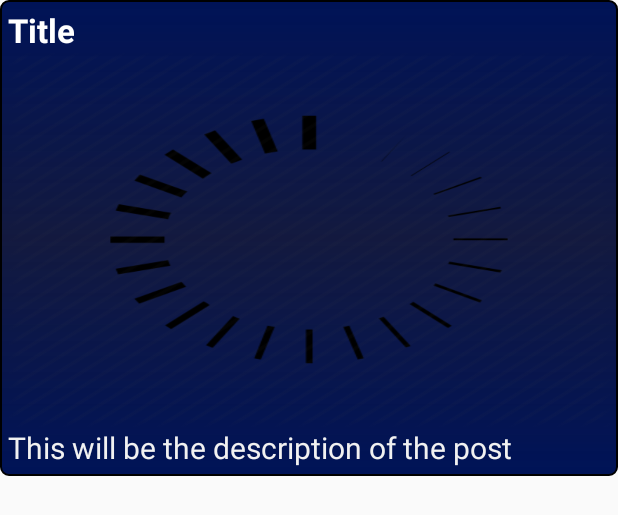
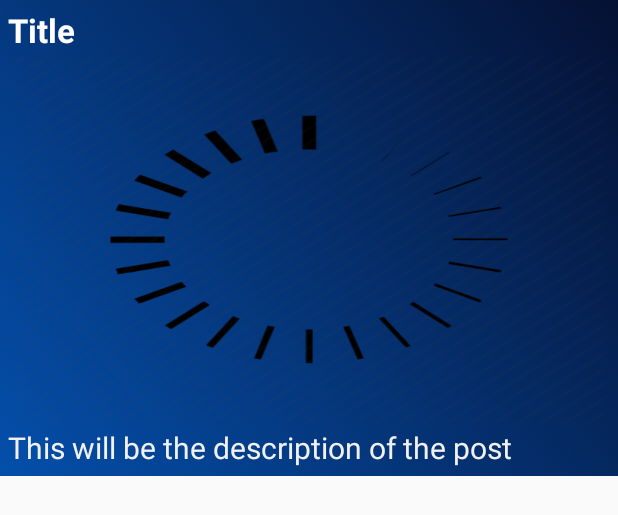
Before and after one commit to AAA-app/Learning-fun, an Android app: the layout item_list.xml on its own in the app's theme, with its tools: preview values and no code run, on a phone screen of 412 x 824 dp. Shown: the top 515 px of the screen. Run offline under Robolectric (Android 15) with nearby library versions, the phone set to English and light mode, and no system bars; Roboto replaces fonts that are not available here.

```diff
--- a/app/build.gradle
+++ b/app/build.gradle
@@ -29,7 +29,7 @@ dependencies {
     testImplementation 'junit:junit:4.12'
     androidTestImplementation 'androidx.test.ext:junit:1.1.1'
     androidTestImplementation 'androidx.test.espresso:espresso-core:3.2.0'
-    implementation 'com.android.support:design:29.0.0'
+    implementation 'com.google.android.material:material:1.0.0'
 
     implementation 'com.google.firebase:firebase-storage:19.1.1'
     implementation 'com.google.firebase:firebase-auth:19.2.0'
--- a/app/src/main/AndroidManifest.xml
+++ b/app/src/main/AndroidManifest.xml
@@ -24,8 +24,8 @@
             </intent-filter>
         </activity>
 
+        <activity android:name=".MainActivity" />
         <activity android:name=".ActTest1" />
-        <activity android:name=".MainActivity" />
 
 
         <meta-data
--- a/app/src/main/java/com/aaa/homeworktojava/fragments/FragmentCars.java
+++ b/app/src/main/java/com/aaa/homeworktojava/fragments/FragmentJava.java
@@ -29,7 +29,7 @@ import java.util.ArrayList;
 import java.util.List;
 
 
-public class FragmentCars extends Fragment {
+public class FragmentJava extends Fragment {
 
 
     DatabaseReference mRef;
@@ -39,7 +39,7 @@ public class FragmentCars extends Fragment {
     ImageView toolbarImg = MainActivity.mImageView;
 
 
-    public FragmentCars() {
+    public FragmentJava() {
         // Required empty public constructor
     }
 
--- a/app/src/main/java/com/aaa/homeworktojava/fragments/FragmentRadio.java
+++ b/app/src/main/java/com/aaa/homeworktojava/fragments/FragmentRadio.java
@@ -57,7 +57,7 @@ public class FragmentRadio extends Fragment {
 
 
     public FragmentRadio() {
-        // Required empty public constructor
+        // empty public constructor
     }
 
 
--- /dev/null
+++ b/app/src/main/res/drawable/gradient_1.xml
@@ -0,0 +1,8 @@
+<?xml version="1.0" encoding="utf-8"?>
+<shape xmlns:android="http://schemas.android.com/apk/res/android">
+
+    <gradient android:angle="225"
+        android:endColor="#044fab"
+        android:startColor="#051133"/>
+
+</shape>
--- /dev/null
+++ b/app/src/main/res/drawable/gradient_2.xml
@@ -0,0 +1,8 @@
+<?xml version="1.0" encoding="utf-8"?>
+<shape xmlns:android="http://schemas.android.com/apk/res/android">
+
+    <gradient android:angle="135"
+        android:endColor="#041E61"
+        android:startColor="#030430"/>
+
+</shape>
--- /dev/null
+++ b/app/src/main/res/drawable/gradient_3.xml
@@ -0,0 +1,8 @@
+<?xml version="1.0" encoding="utf-8"?>
+<shape xmlns:android="http://schemas.android.com/apk/res/android">
+
+    <gradient android:angle="45"
+        android:endColor="#0A043D"
+        android:startColor="#022D41"/>
+
+</shape>
--- /dev/null
+++ b/app/src/main/res/drawable/gradient_list.xml
@@ -0,0 +1,14 @@
+<?xml version="1.0" encoding="utf-8"?>
+<animation-list xmlns:android="http://schemas.android.com/apk/res/android">
+
+   <item android:drawable="@drawable/gradient_1"
+       android:duration="8000"/>
+
+    <item android:drawable="@drawable/gradient_2"
+       android:duration="8000"/>
+
+    <item android:drawable="@drawable/gradient_3"
+       android:duration="8000"/>
+
+
+</animation-list>
--- a/app/src/main/res/layout/item_list.xml
+++ b/app/src/main/res/layout/item_list.xml
@@ -1,46 +1,51 @@
 <?xml version="1.0" encoding="utf-8"?>
-<RelativeLayout xmlns:android="http://schemas.android.com/apk/res/android"
-    android:id="@+id/relativeLayout"
+<androidx.constraintlayout.widget.ConstraintLayout xmlns:android="http://schemas.android.com/apk/res/android"
+    xmlns:app="http://schemas.android.com/apk/res-auto"
+    xmlns:tools="http://schemas.android.com/tools"
+    android:id="@+id/layout"
     android:layout_width="match_parent"
     android:layout_height="wrap_content"
     android:focusableInTouchMode="true"
-    android:background="@drawable/background"
+    android:background="@drawable/gradient_list"
     android:padding="5dp"
-    android:layout_marginBottom="2dp">
+    android:layout_marginBottom="2dp"
+    tools:context=".MainActivity">
 
     <LinearLayout
         android:layout_width="match_parent"
         android:layout_height="wrap_content"
-        android:orientation="vertical">
+        android:orientation="vertical"
+        app:layout_constraintBottom_toBottomOf="parent"
+        app:layout_constraintEnd_toEndOf="parent"
+        app:layout_constraintStart_toStartOf="parent"
+        app:layout_constraintTop_toTopOf="parent">
 
         <TextView
             android:id="@+id/title_tv"
             android:layout_width="match_parent"
             android:layout_height="wrap_content"
+            android:text="Title"
             android:textColor="#fff"
-            android:textStyle="bold"
             android:textSize="22sp"
-            android:text="Title" />
+            android:textStyle="bold" />
 
         <ImageView
             android:id="@+id/imageView_tv"
             android:layout_width="match_parent"
             android:layout_height="250dp"
-            android:scaleType="fitCenter"
             android:adjustViewBounds="true"
-            android:background="@drawable/loading_image"/>
+            android:background="@drawable/loading_image"
+            android:scaleType="fitCenter" />
 
 
         <TextView
             android:id="@+id/description_tv"
             android:layout_width="match_parent"
             android:layout_height="wrap_content"
+            android:text="This will be the description of the post"
             android:textColor="@color/white"
-            android:text="This will be the description of the post"
-            android:textSize="20sp"
-
-            />
+            android:textSize="20sp" />
 
     </LinearLayout>
 
-</RelativeLayout>
+</androidx.constraintlayout.widget.ConstraintLayout>
--- a/app/src/main/res/layout/item_radio.xml
+++ b/app/src/main/res/layout/item_radio.xml
@@ -3,7 +3,7 @@
     android:layout_width="match_parent"
     android:layout_height="wrap_content"
     android:focusableInTouchMode="true"
-    android:background="@drawable/background"
+    android:background="@drawable/gradient_list"
     android:padding="5dp"
     android:layout_marginBottom="2dp"
     >
--- a/app/src/main/res/layout/test.xml
+++ b/app/src/main/res/layout/test.xml
@@ -4,6 +4,8 @@
     xmlns:app="http://schemas.android.com/apk/res-auto"
     android:layout_width="wrap_content"
     android:layout_height="wrap_content"
+    android:id="@+id/rrrr"
+    android:background="@drawable/gradient_list"
     tools:context=".ActTest1">
 
 
```
Also changed, not shown: app/src/main/java/com/aaa/homeworktojava/ActTest1.java (+7 -2 lines), app/src/main/java/com/aaa/homeworktojava/MainActivity.java (+5 -5 lines), app/src/main/java/com/aaa/homeworktojava/SplashActivity.java (+16 -0 lines), app/src/main/java/com/aaa/homeworktojava/adapter/RadioAdapter.java (+4 -3 lines), app/src/main/java/com/aaa/homeworktojava/adapter/RvAdapter.java (+4 -3 lines), app/src/main/java/com/aaa/homeworktojava/fragments/FragmentKotlin.java (renamed from app/src/main/java/com/aaa/homeworktojava/fragments/FragmentGirls.java, +20 -5 lines), app/src/main/res/layout/activity_splash.xml (+19 -3 lines), app/src/main/res/layout/scrolling_image_anim.xml (+8 -8 lines), app/src/main/res/mipmap-xxhdpi/scrool_image_background.jpg (added).
